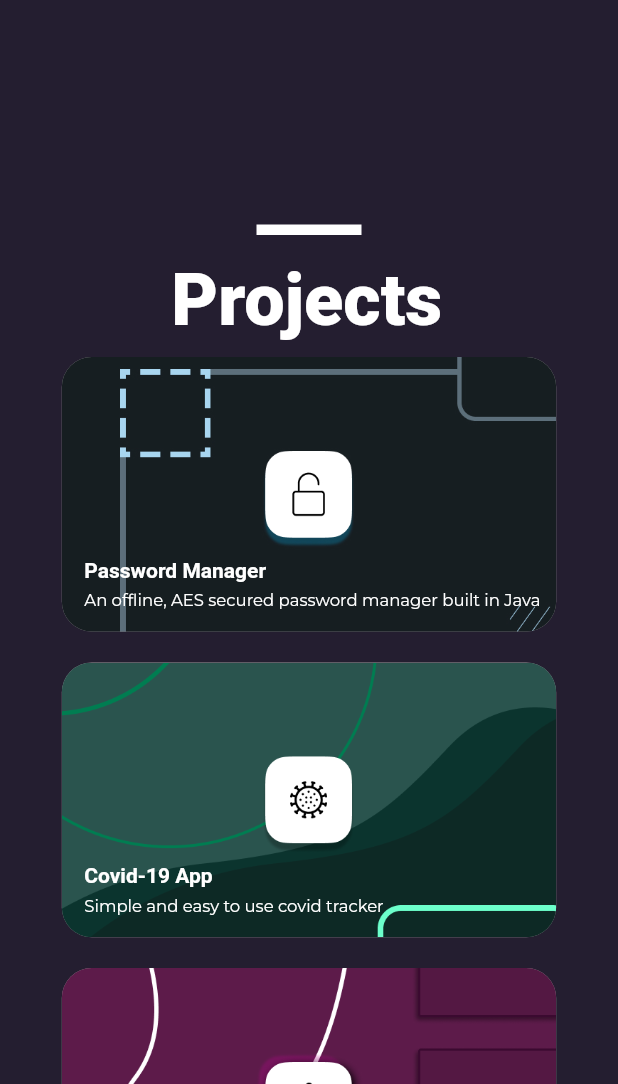
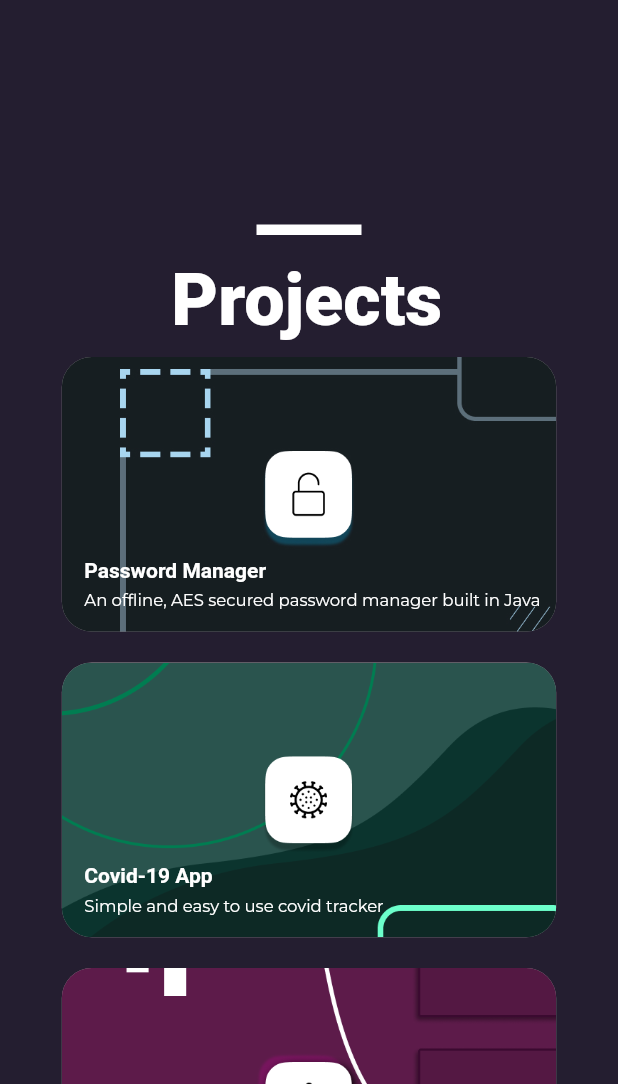
Before and after one commit to CheatCod/flutter-web-source, a Flutter app: the screen it shows after launch, scrolled down 1152 dp, on a phone screen of 412 x 824 dp, the part 152-1236 px from its top. Run offline on Flutter 3.47's test engine with Material 2 defaults, Android fonts, the light colour scheme and no system bars; drawn by our look-alikes of scrollable_positioned_list; our stand-ins replace flutter_svg, google_fonts; missing offline and left inert: dart:html, dart:js, smooth_scroll_web.

Commit message:
Minor update to the graphic

```diff
--- a/lib/sections/about_section.dart
+++ b/lib/sections/about_section.dart
@@ -31,8 +31,8 @@ class About extends StatelessWidget {
       alignment: Alignment.center,
       color: Color(0xFF241E30),
       height: (size.width < screenCritPoint)
-          ? size.height + 500
-          : size.height + 200,
+          ? size.height + size.height / 4.5 * 4 //magic numbers
+          : size.height + size.height / 5.5 + 50,
       width: size.width,
       child: Column(
         children: [
```
Also changed, not shown: assets/noteworking.png.
